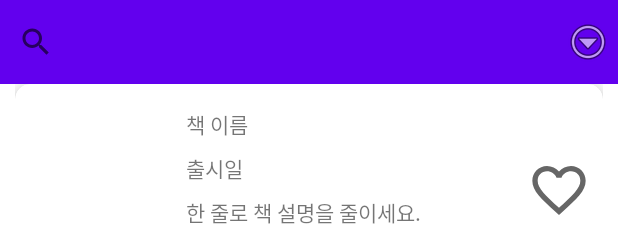
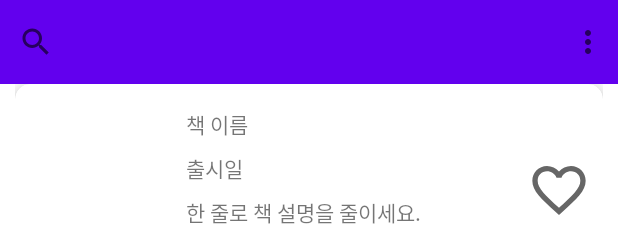
Before and after one commit to yongju-jin/SearchBook, an Android app: the layout fragment_search.xml on its own in the app's theme, with its tools: preview values and no code run, on a phone screen of 412 x 824 dp. Shown: the top 226 px of the screen. Run offline under Robolectric (Android 15) with nearby library versions, the phone set to English and light mode, and no system bars.

Commit message:
Chane more icon

```diff
--- /dev/null
+++ b/app/src/main/res/drawable/ic_baseline_more_vert_24.xml
@@ -0,0 +1,10 @@
+<vector xmlns:android="http://schemas.android.com/apk/res/android"
+    android:width="24dp"
+    android:height="24dp"
+    android:viewportWidth="24"
+    android:viewportHeight="24"
+    android:tint="?attr/colorControlNormal">
+  <path
+      android:fillColor="@android:color/white"
+      android:pathData="M12,8c1.1,0 2,-0.9 2,-2s-0.9,-2 -2,-2 -2,0.9 -2,2 0.9,2 2,2zM12,10c-1.1,0 -2,0.9 -2,2s0.9,2 2,2 2,-0.9 2,-2 -0.9,-2 -2,-2zM12,16c-1.1,0 -2,0.9 -2,2s0.9,2 2,2 2,-0.9 2,-2 -0.9,-2 -2,-2z"/>
+</vector>
--- a/app/src/main/res/layout/fragment_detail.xml
+++ b/app/src/main/res/layout/fragment_detail.xml
@@ -41,8 +41,9 @@
             <ImageView
                 android:id="@+id/iv_favorite"
                 android:layout_width="wrap_content"
-                android:layout_height="wrap_content"
-                android:layout_marginEnd="12dp"
+                android:layout_height="match_parent"
+                android:paddingStart="8dp"
+                android:paddingEnd="12dp"
                 android:src="@drawable/ic_favorite"
                 android:onClick="@{() -> vm.onFavorite(ivFavorite.isSelected())}"
                 app:selected="@{vm.isFavorite}"
--- a/app/src/main/res/layout/fragment_search.xml
+++ b/app/src/main/res/layout/fragment_search.xml
@@ -38,9 +38,9 @@
                 android:layout_width="wrap_content"
                 android:layout_height="0dp"
                 android:onClick="@{() -> vm.showSearchMethodMenu()}"
-                android:paddingStart="4dp"
-                android:paddingEnd="4dp"
-                android:src="@android:drawable/ic_menu_more"
+                android:paddingStart="8dp"
+                android:paddingEnd="8dp"
+                android:src="@drawable/ic_baseline_more_vert_24"
                 app:layout_constraintBottom_toBottomOf="parent"
                 app:layout_constraintEnd_toEndOf="parent"
                 app:layout_constraintStart_toEndOf="@id/search"
```
